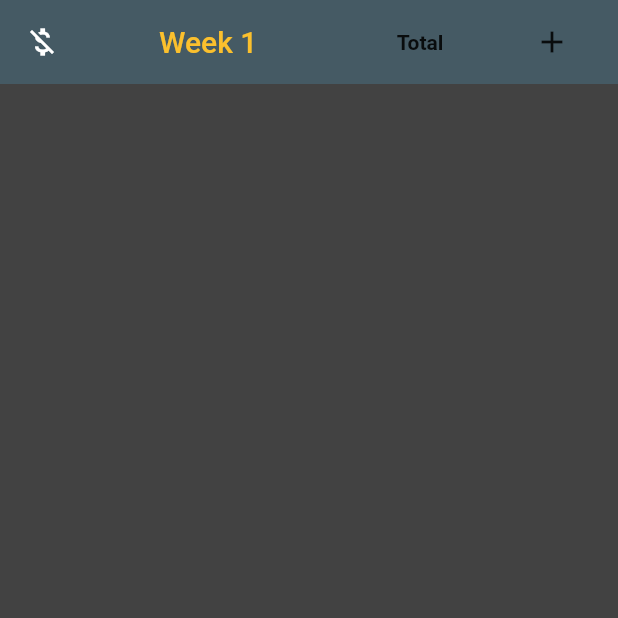
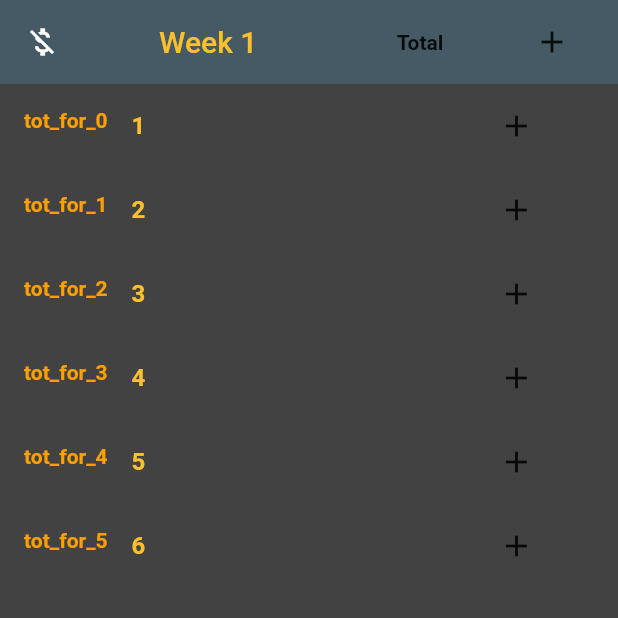
Before and after one commit to saivishnu725/Attendance, a Flutter app: the screen it shows after launch, on a phone screen of 412 x 824 dp, the top half of it. Run offline on Flutter 3.47's test engine with Material 2 defaults, Android fonts, the phone set to English and light mode, and no system bars.

Commit message:
Gave separate listTile for everyone but somehow got no errors for 6 users but got for 7.

```diff
--- a/lib/data.dart
+++ b/lib/data.dart
@@ -1,6 +1,6 @@
 import 'package:flutter/material.dart';
 
-List<String> names = ['1', '2', '3', '4', '5', '6'];
+List<String> names = ['1', '2', '3', '4', '5', '6','7','8'];
 Widget actionAppBar() {
   return Row(children: [
     RaisedButton(
--- a/lib/mainscreen.dart
+++ b/lib/mainscreen.dart
@@ -46,13 +46,160 @@ class _MainScreenState extends State<MainScreen> {
       body: ListView(
         children: [
           //Moving away from the template cuz i dont have to add new ppl.
-          ListTile(),//1
-          ListTile(),//2
-          ListTile(),//3
-          ListTile(),//4
-          ListTile(),//5
-          ListTile(),//6
-          ListTile(),//7
+          ListTile(
+            leading: Text(
+              "tot_for_0",
+              style: TextStyle(
+                  color: Colors.amber[700], fontWeight: FontWeight.bold),
+            ),
+            title: Text(
+              names[0],
+              style: TextStyle(
+                  color: Colors.yellow[700], fontWeight: FontWeight.bold),
+            ),
+            trailing: RaisedButton.icon(
+              onPressed: () {
+                debugPrint("Add one for 0");
+              },
+              icon: Icon(Icons.add),
+              label: Text(" "),
+              elevation: 0.0,
+              color: Colors.grey[800],
+              splashColor: Colors.yellow[700],
+            ),
+          ), //0
+          ListTile(
+            leading: Text(
+              "tot_for_1",
+              style: TextStyle(
+                  color: Colors.amber[700], fontWeight: FontWeight.bold),
+            ),
+            title: Text(
+              names[1],
+              style: TextStyle(
+                  color: Colors.yellow[700], fontWeight: FontWeight.bold),
+            ),
+            trailing: RaisedButton.icon(
+              onPressed: () {
+                debugPrint("Add one for 1");
+              },
+              icon: Icon(Icons.add),
+              label: Text(" "),
+              elevation: 0.0,
+              color: Colors.grey[800],
+              splashColor: Colors.yellow[700],
+            ),
+          ), //1
+          ListTile(
+            leading: Text(
+              "tot_for_2",
+              style: TextStyle(
+                  color: Colors.amber[700], fontWeight: FontWeight.bold),
+            ),
+            title: Text(
+              names[2],
+              style: TextStyle(
+                  color: Colors.yellow[700], fontWeight: FontWeight.bold),
+            ),
+            trailing: RaisedButton.icon(
+              onPressed: () {
+                debugPrint("Add one for 2");
+              },
+              icon: Icon(Icons.add),
+              label: Text(" "),
+              elevation: 0.0,
+              color: Colors.grey[800],
+              splashColor: Colors.yellow[700],
+            ),
+          ), //2
+          ListTile(
+            leading: Text(
+              "tot_for_3",
+              style: TextStyle(
+                  color: Colors.amber[700], fontWeight: FontWeight.bold),
+            ),
+            title: Text(
+              names[3],
+              style: TextStyle(
+                  color: Colors.yellow[700], fontWeight: FontWeight.bold),
+            ),
+            trailing: RaisedButton.icon(
+              onPressed: () {
+                debugPrint("Add one for 3");
+              },
+              icon: Icon(Icons.add),
+              label: Text(" "),
+              elevation: 0.0,
+              color: Colors.grey[800],
+              splashColor: Colors.yellow[700],
+            ),
+          ), //3
+          ListTile(
+            leading: Text(
+              "tot_for_4",
+              style: TextStyle(
+                  color: Colors.amber[700], fontWeight: FontWeight.bold),
+            ),
+            title: Text(
+              names[4],
+              style: TextStyle(
+                  color: Colors.yellow[700], fontWeight: FontWeight.bold),
+            ),
+            trailing: RaisedButton.icon(
+              onPressed: () {
+                debugPrint("Add one for 4");
+              },
+              icon: Icon(Icons.add),
+              label: Text(" "),
+              elevation: 0.0,
+              color: Colors.grey[800],
+              splashColor: Colors.yellow[700],
+            ),
+          ), //4
+          ListTile(
+            leading: Text(
+              "tot_for_5",
+              style: TextStyle(
+                  color: Colors.amber[700], fontWeight: FontWeight.bold),
+            ),
+            title: Text(
+              names[5],
+              style: TextStyle(
+                  color: Colors.yellow[700], fontWeight: FontWeight.bold),
+            ),
+            trailing: RaisedButton.icon(
+              onPressed: () {
+                debugPrint("Add one for 5");
+              },
+              icon: Icon(Icons.add),
+              label: Text(" "),
+              elevation: 0.0,
+              color: Colors.grey[800],
+              splashColor: Colors.yellow[700],
+            ),
+          ), //5
+          // ListTile(
+          //   leading: Text(
+          //     "tot_for_6",
+          //     style: TextStyle(
+          //         color: Colors.amber[700], fontWeight: FontWeight.bold),
+          //   ),
+          //   title: Text(
+          //     names[6],
+          //     style: TextStyle(
+          //         color: Colors.yellow[700], fontWeight: FontWeight.bold),
+          //   ),
+          //   trailing: RaisedButton.icon(
+          //     onPressed: () {
+          //       debugPrint("Add one for 6");
+          //     },
+          //     icon: Icon(Icons.add),
+          //     label: Text(" "),
+          //     elevation: 0.0,
+          //     color: Colors.grey[800],
+          //     splashColor: Colors.yellow[700],
+          //   ),
+          // ), //6
         ],
       ),
     );
```
